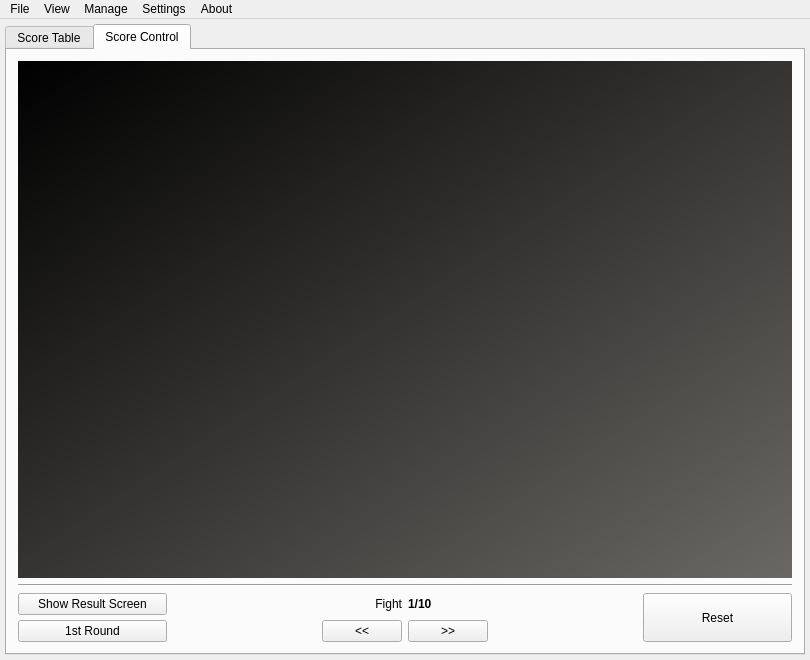
Old version of the form TeamTournament/mainwindow.ui in the repository fmuecke/Ipponboard.
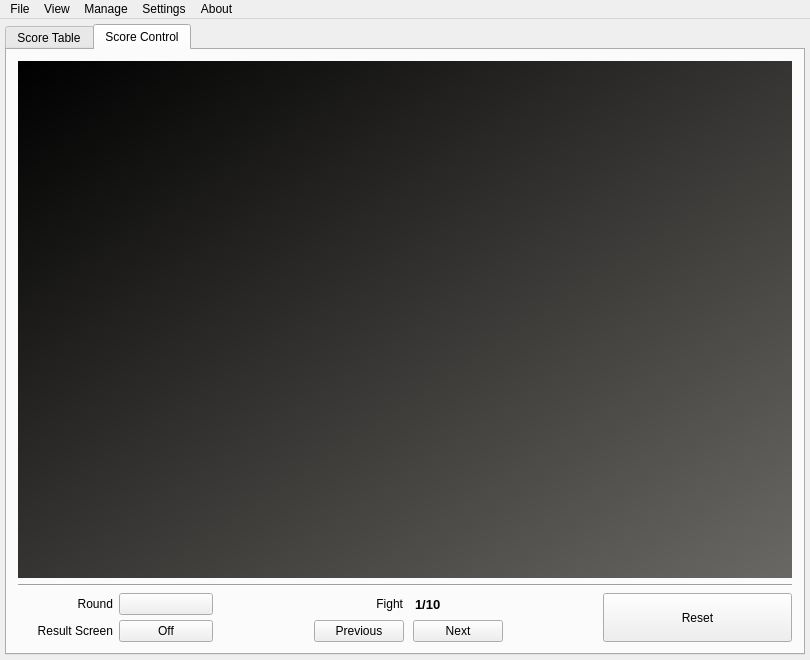
New version of the form. The open tabs and pages were chosen to show the change. Icons and pictures are not drawn.

Diff of the .ui file:
```diff
--- a/TeamTournament/mainwindow.ui
+++ b/TeamTournament/mainwindow.ui
@@ -653,7 +653,7 @@
        <attribute name="title">
         <string>Score Control</string>
        </attribute>
-       <layout class="QVBoxLayout" name="verticalLayout_6" stretch="10,0,0">
+       <layout class="QVBoxLayout" name="verticalLayout_6" stretch="10,0,1">
         <item>
          <widget class="QFrame" name="frame_primary_view">
           <property name="styleSheet">
@@ -683,7 +683,10 @@
          </widget>
         </item>
         <item>
-         <layout class="QGridLayout" name="gridLayout_2" columnstretch="2,2,1,1,2,2">
+         <layout class="QGridLayout" name="gridLayout_2" columnstretch="1,1,1,2,1,2">
+          <property name="horizontalSpacing">
+           <number>6</number>
+          </property>
           <property name="verticalSpacing">
            <number>5</number>
           </property>
@@ -706,25 +709,42 @@
             </property>
            </widget>
           </item>
-          <item row="1" column="1">
-           <spacer name="horizontalSpacer_6">
-            <property name="orientation">
-             <enum>Qt::Horizontal</enum>
+          <item row="1" column="3">
+           <layout class="QHBoxLayout" name="layoutTabView" stretch="0,0">
+            <property name="spacing">
+             <number>9</number>
             </property>
-            <property name="sizeHint" stdset="0">
-             <size>
-              <width>40</width>
-              <height>20</height>
-             </size>
-            </property>
-           </spacer>
-          </item>
-          <item row="1" column="2">
-           <layout class="QHBoxLayout" name="layoutTabView" stretch="0">
             <item>
              <widget class="QPushButton" name="button_prev">
               <property name="text">
-               <string>&lt;&lt;</string>
+               <string>Previous</string>
+              </property>
+              <property name="icon">
+               <iconset resource="../base/ipponboard.qrc">
+                <normaloff>:/res/icons/left.png</normaloff>:/res/icons/left.png</iconset>
+              </property>
+              <property name="iconSize">
+               <size>
+                <width>16</width>
+                <height>24</height>
+               </size>
+              </property>
+             </widget>
+            </item>
+            <item>
+             <widget class="QPushButton" name="button_next">
+              <property name="text">
+               <string notr="true">Next</string>
+              </property>
+              <property name="icon">
+               <iconset resource="../base/ipponboard.qrc">
+                <normaloff>:/res/icons/right.png</normaloff>:/res/icons/right.png</iconset>
+              </property>
+              <property name="iconSize">
+               <size>
+                <width>16</width>
+                <height>24</height>
+               </size>
               </property>
              </widget>
             </item>
@@ -743,14 +763,12 @@
             </property>
            </spacer>
           </item>
-          <item row="1" column="3">
-           <widget class="QPushButton" name="button_next">
-            <property name="text">
-             <string notr="true">&gt;&gt;</string>
+          <item row="0" column="3">
+           <layout class="QHBoxLayout" name="horizontalLayout_2">
+            <property name="spacing">
+             <number>12</number>
             </property>
-           </widget>
-          </item>
-          <item row="0" column="2">
+            <item>
            <widget class="QLabel" name="label_8">
             <property name="font">
              <font>
@@ -758,6 +776,12 @@
               <bold>false</bold>
              </font>
             </property>
+              <property name="frameShape">
+               <enum>QFrame::NoFrame</enum>
+              </property>
+              <property name="frameShadow">
+               <enum>QFrame::Plain</enum>
+              </property>
             <property name="text">
              <string>Fight</string>
             </property>
@@ -766,10 +790,11 @@
             </property>
            </widget>
           </item>
-          <item row="0" column="3">
+            <item>
            <widget class="QLabel" name="label_fight">
             <property name="font">
              <font>
+                <pointsize>10</pointsize>
               <weight>75</weight>
               <italic>false</italic>
               <bold>true</bold>
@@ -783,20 +808,105 @@
             </property>
            </widget>
           </item>
-          <item row="0" column="0">
+           </layout>
+          </item>
+          <item row="1" column="2">
+           <spacer name="horizontalSpacer_7">
+            <property name="orientation">
+             <enum>Qt::Horizontal</enum>
+            </property>
+            <property name="sizeHint" stdset="0">
+             <size>
+              <width>40</width>
+              <height>20</height>
+             </size>
+            </property>
+           </spacer>
+          </item>
+          <item row="1" column="1">
            <widget class="QPushButton" name="button_pause">
-            <property name="text">
+            <property name="toolTip">
              <string>Show Result Screen</string>
             </property>
+            <property name="text">
+             <string>Off</string>
+            </property>
+            <property name="icon">
+             <iconset resource="../base/ipponboard.qrc">
+              <normaloff>:/res/images/off.png</normaloff>
+              <normalon>:/res/images/on_green.png</normalon>
+              <activeoff>:/res/images/off.png</activeoff>
+              <selectedoff>:/res/images/off.png</selectedoff>:/res/images/off.png</iconset>
+            </property>
+            <property name="iconSize">
+             <size>
+              <width>24</width>
+              <height>24</height>
+             </size>
+            </property>
             <property name="checkable">
              <bool>true</bool>
             </property>
            </widget>
           </item>
           <item row="1" column="0">
+           <widget class="QLabel" name="label_result_screen">
+            <property name="font">
+             <font>
+              <weight>50</weight>
+              <italic>false</italic>
+              <bold>false</bold>
+             </font>
+            </property>
+            <property name="text">
+             <string>Result Screen</string>
+            </property>
+            <property name="alignment">
+             <set>Qt::AlignRight|Qt::AlignTrailing|Qt::AlignVCenter</set>
+            </property>
+           </widget>
+          </item>
+          <item row="0" column="0">
+           <widget class="QLabel" name="label_round">
+            <property name="font">
+             <font>
+              <weight>50</weight>
+              <italic>false</italic>
+              <bold>false</bold>
+             </font>
+            </property>
+            <property name="layoutDirection">
+             <enum>Qt::LeftToRight</enum>
+            </property>
+            <property name="text">
+             <string>Round</string>
+            </property>
+            <property name="alignment">
+             <set>Qt::AlignRight|Qt::AlignTrailing|Qt::AlignVCenter</set>
+            </property>
+           </widget>
+          </item>
+          <item row="0" column="1">
            <widget class="QPushButton" name="button_current_round">
+            <property name="toolTip">
+             <string>Switch current round</string>
+            </property>
+            <property name="layoutDirection">
+             <enum>Qt::RightToLeft</enum>
+            </property>
             <property name="text">
-             <string>1st Round</string>
+             <string/>
+            </property>
+            <property name="icon">
+             <iconset resource="../base/ipponboard.qrc">
+              <normaloff>:/res/images/one_blue.png</normaloff>
+              <normalon>:/res/images/two_blue.png</normalon>:/res/images/one_blue.png</iconset>
+            </property>
+            <property name="iconSize">
+             <size>
+              <width>24</width>
+              <height>24</height>
+             </size>
             </property>
             <property name="checkable">
              <bool>true</bool>
```
Left out of the diff: 4 changed lines with no effect on the pictures. Lines whose indentation alone changed are shown as unchanged.
